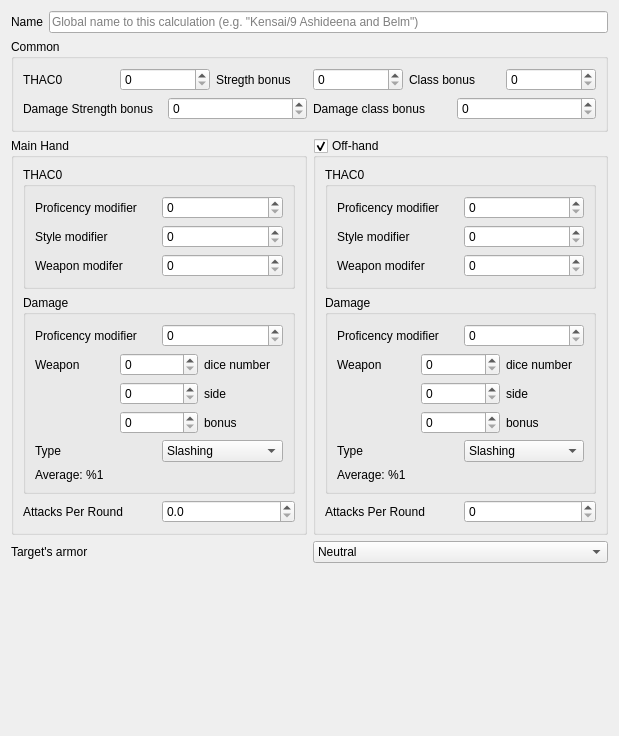
Qt form damage-calculator/configuration.ui (moebiusproject/moebiustoolkit) before a commit.
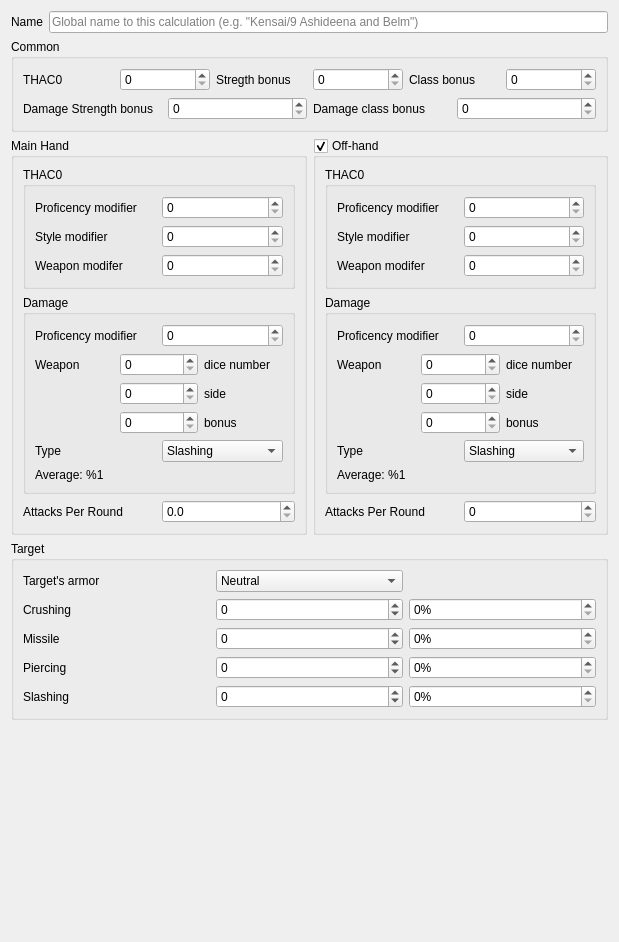
The same form after that commit.

Commit message: Adding modifiers and resistance spinboxes

What changed in the file:
```diff
--- a/damage-calculator/configuration.ui
+++ b/damage-calculator/configuration.ui
@@ -7,7 +7,7 @@
     <x>0</x>
     <y>0</y>
     <width>619</width>
-    <height>736</height>
+    <height>942</height>
    </rect>
   </property>
   <layout class="QVBoxLayout" name="verticalLayout_6">
@@ -454,16 +454,20 @@
     </layout>
    </item>
    <item>
-    <layout class="QHBoxLayout" name="horizontalLayout_9">
-     <item>
-      <widget class="QLabel" name="label">
+    <widget class="QGroupBox" name="targetGroup">
+     <property name="title">
+      <string>Target</string>
+     </property>
+     <layout class="QGridLayout" name="gridLayout_5">
+      <item row="0" column="0">
+       <widget class="QLabel" name="targetArmorLabel">
        <property name="text">
         <string>Target's armor</string>
        </property>
       </widget>
      </item>
-     <item>
-      <widget class="QComboBox" name="comboBox">
+      <item row="0" column="1">
+       <widget class="QComboBox" name="targetArmor">
        <item>
         <property name="text">
          <string>Neutral</string>
@@ -501,7 +505,128 @@
        </item>
       </widget>
      </item>
-    </layout>
+      <item row="1" column="0">
+       <widget class="QLabel" name="crushingModifierLabel">
+        <property name="text">
+         <string>Crushing</string>
+        </property>
+       </widget>
+      </item>
+      <item row="1" column="1">
+       <widget class="QSpinBox" name="crushingModifier">
+        <property name="minimum">
+         <number>-10</number>
+        </property>
+        <property name="maximum">
+         <number>10</number>
+        </property>
+       </widget>
+      </item>
+      <item row="1" column="2">
+       <widget class="QSpinBox" name="crushingResistance">
+        <property name="suffix">
+         <string>%</string>
+        </property>
+        <property name="maximum">
+         <number>100</number>
+        </property>
+        <property name="singleStep">
+         <number>5</number>
+        </property>
+       </widget>
+      </item>
+      <item row="2" column="0">
+       <widget class="QLabel" name="missileModifierLabel">
+        <property name="text">
+         <string>Missile</string>
+        </property>
+       </widget>
+      </item>
+      <item row="2" column="1">
+       <widget class="QSpinBox" name="piercingModifier">
+        <property name="minimum">
+         <number>-10</number>
+        </property>
+        <property name="maximum">
+         <number>10</number>
+        </property>
+       </widget>
+      </item>
+      <item row="2" column="2">
+       <widget class="QSpinBox" name="missileResistance">
+        <property name="suffix">
+         <string>%</string>
+        </property>
+        <property name="maximum">
+         <number>100</number>
+        </property>
+        <property name="singleStep">
+         <number>5</number>
+        </property>
+       </widget>
+      </item>
+      <item row="3" column="0">
+       <widget class="QLabel" name="piercingModifierLabel">
+        <property name="text">
+         <string>Piercing</string>
+        </property>
+       </widget>
+      </item>
+      <item row="3" column="1">
+       <widget class="QSpinBox" name="missileModifier">
+        <property name="minimum">
+         <number>-10</number>
+        </property>
+        <property name="maximum">
+         <number>10</number>
+        </property>
+       </widget>
+      </item>
+      <item row="3" column="2">
+       <widget class="QSpinBox" name="piercingResistance">
+        <property name="suffix">
+         <string>%</string>
+        </property>
+        <property name="maximum">
+         <number>100</number>
+        </property>
+        <property name="singleStep">
+         <number>5</number>
+        </property>
+       </widget>
+      </item>
+      <item row="4" column="0">
+       <widget class="QLabel" name="slashingModifierLabel">
+        <property name="text">
+         <string>Slashing</string>
+        </property>
+       </widget>
+      </item>
+      <item row="4" column="1">
+       <widget class="QSpinBox" name="slashingModifier">
+        <property name="minimum">
+         <number>-10</number>
+        </property>
+        <property name="maximum">
+         <number>10</number>
+        </property>
+       </widget>
+      </item>
+      <item row="4" column="2">
+       <widget class="QSpinBox" name="slashingResistance">
+        <property name="suffix">
+         <string>%</string>
+        </property>
+        <property name="maximum">
+         <number>100</number>
+        </property>
+        <property name="singleStep">
+         <number>5</number>
+        </property>
+       </widget>
+      </item>
+     </layout>
+    </widget>
    </item>
    <item>
     <spacer name="verticalSpacer">
```
Lines whose indentation alone changed are shown as unchanged.
